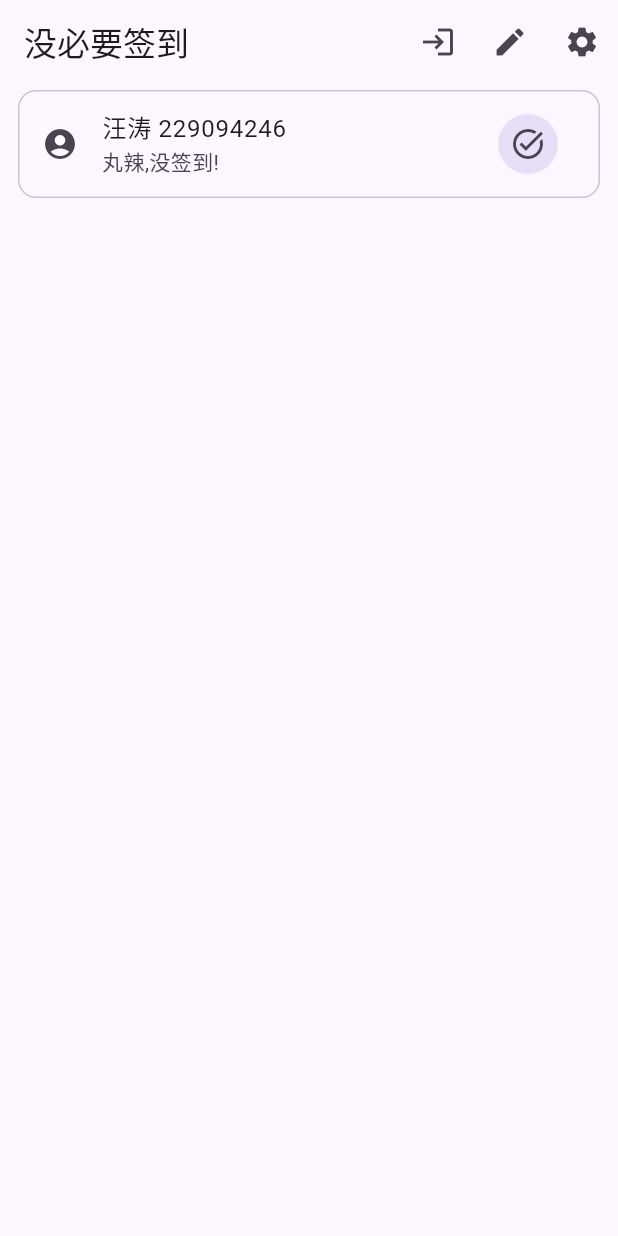
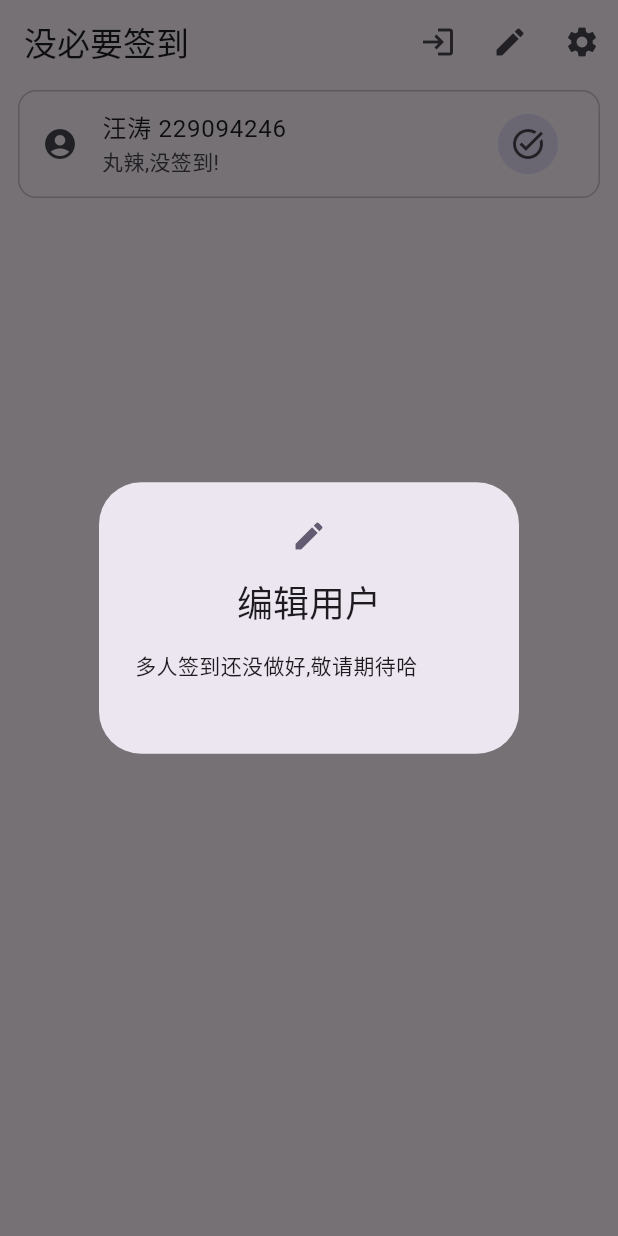
Before and after one commit to TaoEngine/cannot_qiandao, a Flutter app: the screen it shows after launch, after a tap on the "edit" icon, on a phone screen of 412 x 824 dp. Run offline on Flutter 3.47's test engine with Material 3 defaults, Android fonts, the phone set to English and light mode, and no system bars; drawn by our look-alikes of dynamic_color; our stand-ins replace isar, location; missing offline and left inert: toml; accounts and stored records are empty; generated files the repository leaves out were written again.

Commit message:
上传出了点问题,重新传一遍

```diff
--- a/lib/main.dart
+++ b/lib/main.dart
@@ -75,7 +75,10 @@ class _MainPageState extends State<MainPage> {
           ),
           // 编辑按钮
           IconButton(
-            onPressed: () {},
+            onPressed: () => showDialog(
+              context: context,
+              builder: (builder) => const EditDialog(),
+            ),
             icon: const Icon(Icons.edit),
             tooltip: "编辑",
           ),
--- a/lib/widgets/dialog.dart
+++ b/lib/widgets/dialog.dart
@@ -84,6 +84,25 @@ class _UserDialogState extends State<UserDialog> {
   }
 }
 
+class EditDialog extends StatefulWidget {
+  const EditDialog({super.key});
+
+  @override
+  State<EditDialog> createState() => _EditDialogState();
+}
+
+class _EditDialogState extends State<EditDialog> {
+  @override
+  Widget build(BuildContext context) {
+    return const AlertDialog(
+      icon: Icon(Icons.edit),
+      title: Text("编辑用户"),
+      content: Text("多人签到还没做好,敬请期待哈"),
+      actions: [],
+    );
+  }
+}
+
 class ErrorDialog extends StatelessWidget {
   /// 出错信息
   ///
```
